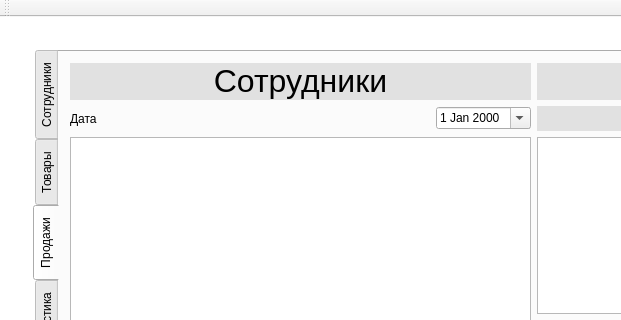
Polikarpova/iSalary, file iSalary/iSalary/mainwindow.ui: the form before one commit; both pictures show x 0 to 621 and y 0 to 320 of the 1044 by 628 pixel window.
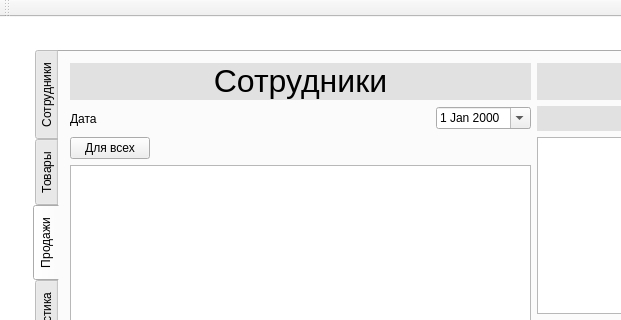
The form after the commit. The open tabs and pages were chosen to show the change.

Commit message: Добавила кнопку 'Для всех' на страницу с продажами

```diff
--- a/iSalary/iSalary/mainwindow.ui
+++ b/iSalary/iSalary/mainwindow.ui
@@ -1049,6 +1049,30 @@
                     </item>
                    </layout>
                   </item>
+                  <item>
+                   <layout class="QHBoxLayout" name="horizontalLayout_6">
+                    <item>
+                     <widget class="QPushButton" name="salesForAllButton">
+                      <property name="text">
+                       <string>Для всех</string>
+                      </property>
+                     </widget>
+                    </item>
+                    <item>
+                     <spacer name="horizontalSpacer_6">
+                      <property name="orientation">
+                       <enum>Qt::Horizontal</enum>
+                      </property>
+                      <property name="sizeHint" stdset="0">
+                       <size>
+                        <width>40</width>
+                        <height>20</height>
+                       </size>
+                      </property>
+                     </spacer>
+                    </item>
+                   </layout>
+                  </item>
                   <item>
                    <widget class="QTableView" name="managersSalesTable"/>
                   </item>
```
Left out of the diff: 6 changed lines with no effect on the pictures.
